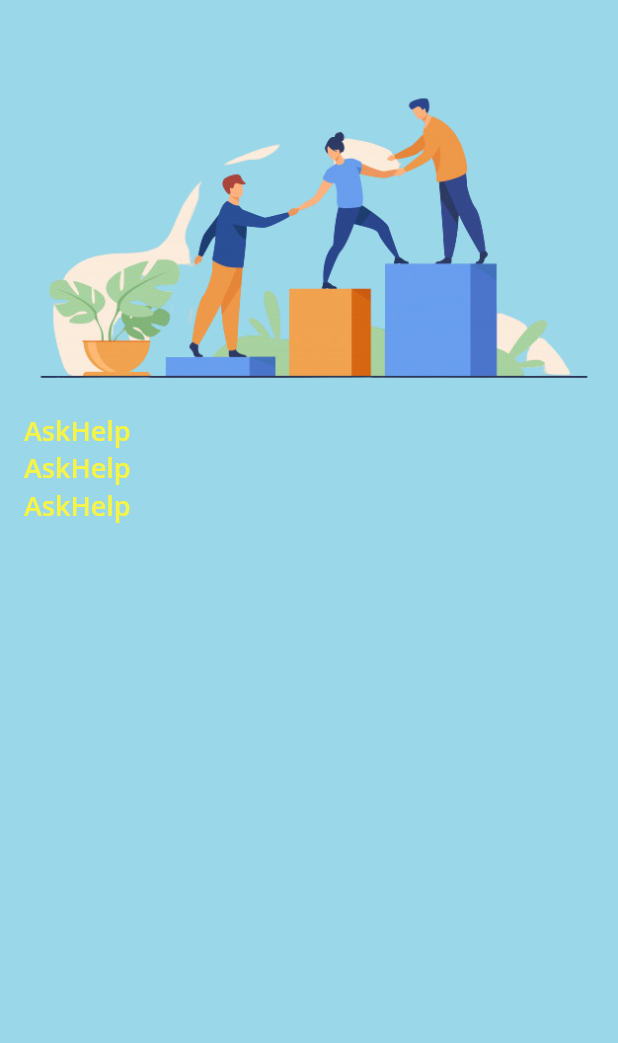
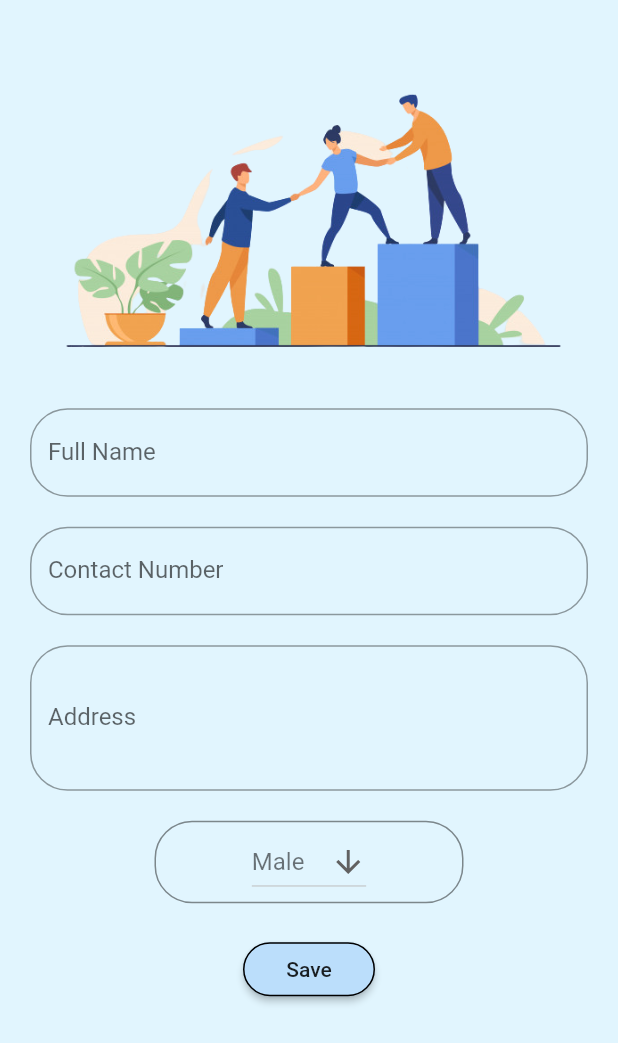
Before and after one commit to Akanksha1212/Auxilium, a Flutter app: the AskHelp screen opened directly, on a phone screen of 412 x 824 dp. Shown: the top 1043 px of the screen. Run offline on Flutter 3.47's test engine with Material 2 defaults, Android fonts, the phone set to English and light mode, and no system bars; our stand-ins replace google_fonts, simple_animations; Roboto replaces fonts that are missing (Poppins).

Commit message:
Help form

```diff
--- a/lib/screens/askhelp.dart
+++ b/lib/screens/askhelp.dart
@@ -8,61 +8,159 @@ class AskHelp extends StatefulWidget {
 }
 
 class AskHelpState extends State<AskHelp> {
+  double screenHeight;
+  var scaffoldKey = GlobalKey<ScaffoldState>();
   @override
   Widget build(BuildContext context) {
+    screenHeight = MediaQuery.of(context).size.height;
     return Scaffold(
-      backgroundColor: Color(0xff9ad7e9),
-      body: Column(
-        children: <Widget>[
-          SizedBox(
-            height: 40,
-          ),
-          Image(
-            image: AssetImage('assets/images/helpme.png'),
-          ),
-          Padding(
-            padding: EdgeInsets.only(left: 16, right: 16),
-            child: Row(
-              mainAxisAlignment: MainAxisAlignment.spaceBetween,
-              children: <Widget>[
-                Column(
-                  crossAxisAlignment: CrossAxisAlignment.start,
-                  children: <Widget>[
-                    Text(
-                      "AskHelp",
-                      style: GoogleFonts.openSans(
-                          textStyle: TextStyle(
-                              color: Color(0xfff8f446),
-                              fontSize: 18,
-                              fontWeight: FontWeight.w600)),
+        key: scaffoldKey,
+        backgroundColor: Colors.lightBlue[50],
+        body: Container(
+            padding: const EdgeInsets.all(20.0),
+            color: Colors.lightBlue[50],
+            child: new SingleChildScrollView(
+              child: new ConstrainedBox(
+                constraints: new BoxConstraints(),
+                child: new Container(
+                  child: new Center(
+                      child: new Column(children: [
+                    new Padding(padding: EdgeInsets.only(top: 20.0)),
+                    Image.asset('assets/images/helpme.png'),
+                    new Padding(padding: EdgeInsets.only(top: 20.0)),
+                    new TextFormField(
+                      decoration: new InputDecoration(
+                        labelText: "Full Name",
+                        fillColor: Colors.white,
+                        border: new OutlineInputBorder(
+                          borderRadius: new BorderRadius.circular(25.0),
+                          borderSide: new BorderSide(),
+                        ),
+                      ),
+                      validator: (val) {
+                        if (val.length == 0) {
+                          return "Name can not be empty";
+                        } else {
+                          return null;
+                        }
+                      },
+                      keyboardType: TextInputType.text,
+                      style: new TextStyle(
+                        fontFamily: "Poppins",
+                      ),
                     ),
-                    Text(
-                      "AskHelp",
-                      style: GoogleFonts.openSans(
-                          textStyle: TextStyle(
-                              color: Color(0xfff8f446),
-                              fontSize: 18,
-                              fontWeight: FontWeight.w600)),
+                    new Padding(padding: EdgeInsets.only(top: 20.0)),
+                    new TextFormField(
+                      decoration: new InputDecoration(
+                        labelText: "Contact Number",
+                        fillColor: Colors.white,
+                        border: new OutlineInputBorder(
+                          borderRadius: new BorderRadius.circular(25.0),
+                          borderSide: new BorderSide(),
+                        ),
+                      ),
+                      validator: (val) {
+                        if (val.length == 0) {
+                          return "Contact number cannot be empty";
+                        } else {
+                          return null;
+                        }
+                      },
+                      keyboardType: TextInputType.number,
+                      style: new TextStyle(
+                        fontFamily: "Poppins",
+                      ),
                     ),
-                    Text(
-                      "AskHelp",
-                      style: GoogleFonts.openSans(
-                          textStyle: TextStyle(
-                              color: Color(0xfff8f446),
-                              fontSize: 18,
-                              fontWeight: FontWeight.w600)),
+                    new Padding(padding: EdgeInsets.only(top: 20.0)),
+                    new TextFormField(
+                      decoration: new InputDecoration(
+                        labelText: "Address",
+                        fillColor: Colors.white,
+                        border: new OutlineInputBorder(
+                          borderRadius: new BorderRadius.circular(25.0),
+                          borderSide: new BorderSide(),
+                        ),
+                      ),
+                      validator: (val) {
+                        if (val.length == 0) {
+                          return "Address cannot be empty";
+                        } else {
+                          return null;
+                        }
+                      },
+                      keyboardType: TextInputType.multiline,
+                      maxLines: 3,
+                      style: new TextStyle(
+                        fontFamily: "Poppins",
+                      ),
                     ),
-                  ],
+                    new Padding(padding: EdgeInsets.only(top: 20.0)),
+                    Row(
+                        mainAxisAlignment: MainAxisAlignment.spaceEvenly,
+                        children: [
+                          Container(
+                            height: 55,
+                            width: MediaQuery.of(context).size.width / 2,
+                            decoration: BoxDecoration(
+                              border:
+                                  Border.all(color: Colors.black45, width: 1),
+                              borderRadius: BorderRadius.circular(25.0),
+                            ),
+                            child: Row(
+                              mainAxisAlignment: MainAxisAlignment.spaceEvenly,
+                              children: [
+                                DropDownButtonGender(),
+                              ],
+                            ),
+                          ),
+                        ]),
+                    new Padding(padding: EdgeInsets.only(top: 20.0)),
+                    RaisedButton(
+                      child: Text('Save'),
+                      color: Colors.blue[100],
+                      shape: RoundedRectangleBorder(
+                          borderRadius: BorderRadius.circular(18),
+                          side: BorderSide(color: Colors.black)),
+                      onPressed: () {
+                        // save data
+                      },
+                    ),
+                  ])),
                 ),
-              ],
-            ),
-          ),
-          SizedBox(
-            height: 40,
-          ),
-          // add form here
-        ],
-      ),
+              ),
+            )));
+  }
+}
+
+class DropDownButtonGender extends StatefulWidget {
+  DropDownButtonGender({Key key}) : super(key: key);
+
+  @override
+  _DropDownButtonGenderState createState() => _DropDownButtonGenderState();
+}
+
+class _DropDownButtonGenderState extends State<DropDownButtonGender> {
+  String dropdownValue = 'Male';
+
+  @override
+  Widget build(BuildContext context) {
+    return DropdownButton<String>(
+      value: dropdownValue,
+      icon: Icon(Icons.arrow_downward),
+      iconSize: 24,
+      elevation: 16,
+      onChanged: (String newValue) {
+        setState(() {
+          dropdownValue = newValue;
+        });
+      },
+      items: <String>['Male', 'Female', 'Others']
+          .map<DropdownMenuItem<String>>((String value) {
+        return DropdownMenuItem<String>(
+          value: value,
+          child: Text(value, style: TextStyle(color: Colors.black54)),
+        );
+      }).toList(),
     );
   }
 }
```
